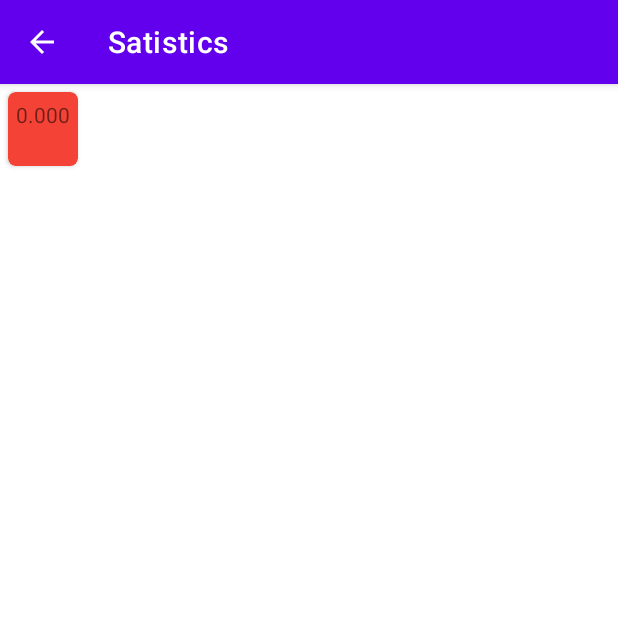
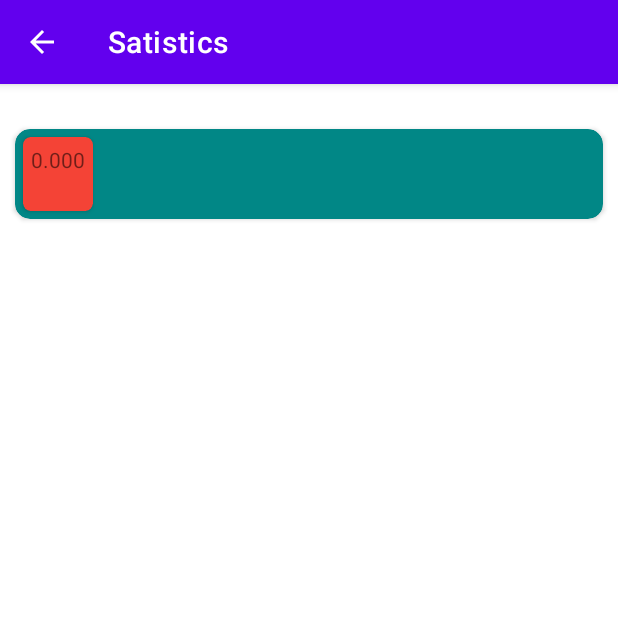
Before and after one commit to RunarReve/MoodTrackingApp, an Android app: the Statistics screen opened directly, with no data from a screen before it, on a phone screen of 412 x 824 dp, the top half of it. Run offline under Robolectric (Android 15) with nearby library versions, the phone set to English and light mode, and no system bars; our stand-ins replace Room's generated code; 3 statements that could not run were skipped.

Commit message:
Added more cards!

```diff
--- a/Application/MoodTrack/app/src/main/res/layout/activity_statistics.xml
+++ b/Application/MoodTrack/app/src/main/res/layout/activity_statistics.xml
@@ -3,6 +3,7 @@
     xmlns:tools="http://schemas.android.com/tools"
     android:layout_width="match_parent"
     android:layout_height="match_parent"
+    xmlns:app="http://schemas.android.com/apk/res-auto"
     tools:context=".Statistics">
 
     <ScrollView
@@ -13,23 +14,49 @@
             android:layout_width="match_parent"
             android:layout_height="wrap_content"
             android:orientation="vertical">
+            <androidx.cardview.widget.CardView
+                android:id="@+id/card1"
+                android:layout_width="match_parent"
+                android:layout_height="wrap_content"
+                android:layout_margin="10dp"
+                app:cardCornerRadius="10dp"
+                app:cardBackgroundColor="@color/design_default_color_secondary_variant">
 
                 <androidx.recyclerview.widget.RecyclerView
                     android:id="@+id/rvStatistics"
                     android:layout_width="match_parent"
                     android:layout_height="wrap_content" />
+            </androidx.cardview.widget.CardView>
+
+            <androidx.cardview.widget.CardView
+                android:id="@+id/card2"
+                android:layout_width="match_parent"
+                android:layout_height="wrap_content"
+                android:layout_margin="10dp"
+                app:cardCornerRadius="10dp"
+                app:cardBackgroundColor="@color/design_default_color_secondary_variant">
 
                 <androidx.recyclerview.widget.RecyclerView
                     android:id="@+id/rvPearson"
                     android:layout_width="match_parent"
                     android:layout_height="wrap_content"
                     android:orientation="horizontal" />
+            </androidx.cardview.widget.CardView>
+
+            <androidx.cardview.widget.CardView
+                android:id="@+id/card3"
+                android:layout_width="match_parent"
+                android:layout_height="wrap_content"
+                android:layout_margin="10dp"
+                app:cardCornerRadius="10dp"
+                app:cardBackgroundColor="@color/design_default_color_secondary_variant">
 
                 <androidx.recyclerview.widget.RecyclerView
                     android:id="@+id/rvLineCharts"
                     android:layout_width="match_parent"
                     android:layout_height="wrap_content"
                     android:orientation="vertical" />
+            </androidx.cardview.widget.CardView>
         </LinearLayout>
     </ScrollView>
 </androidx.constraintlayout.widget.ConstraintLayout>
--- a/Application/MoodTrack/app/src/main/res/layout/statistics_item.xml
+++ b/Application/MoodTrack/app/src/main/res/layout/statistics_item.xml
@@ -1,19 +1,17 @@
 <?xml version="1.0" encoding="utf-8"?>
 <androidx.cardview.widget.CardView xmlns:android="http://schemas.android.com/apk/res/android"
-    xmlns:tools="http://schemas.android.com/tools"
     android:layout_width="match_parent"
     android:layout_height="wrap_content"
     xmlns:app="http://schemas.android.com/apk/res-auto"
     android:id="@+id/cv1"
     android:layout_margin="5dp"
-    app:cardBackgroundColor="#673AB7"
+    app:cardBackgroundColor="@color/design_default_color_secondary_variant"
     app:cardCornerRadius="5dp"
     app:contentPadding="5dp">
 
     <androidx.constraintlayout.widget.ConstraintLayout
         android:layout_width="match_parent"
         android:layout_height="wrap_content">
-
 
         <ImageView
             android:id="@+id/ivDelete"
```
Also changed, not shown: Application/MoodTrack/app/src/main/res/layout/line_plot.xml (+8 -6 lines). Lines whose indentation alone changed are shown as unchanged.
